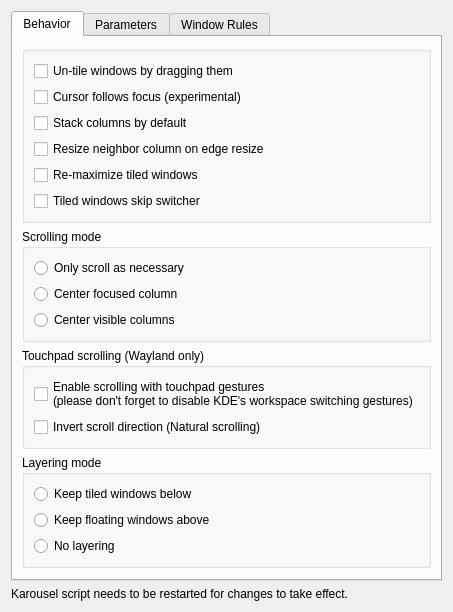
Qt form package/contents/ui/config.ui (peterfajdiga/karousel) before a commit.
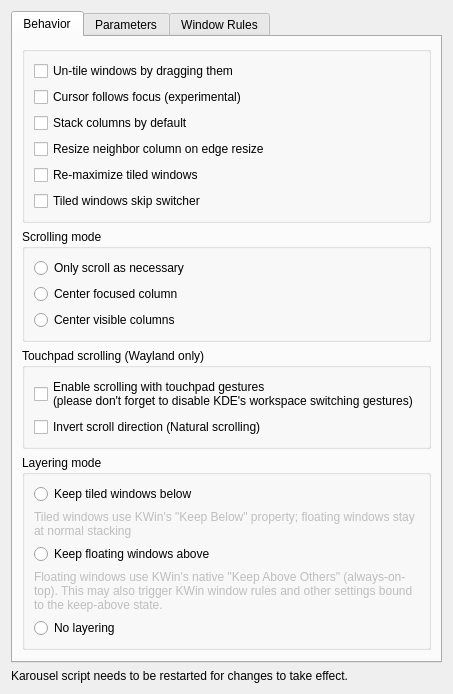
The same form after that commit.

Commit message: added tips for layering modes

```diff
--- a/package/contents/ui/config.ui
+++ b/package/contents/ui/config.ui
@@ -153,6 +153,23 @@
                                                 </property>
                                             </widget>
                                         </item>
+                                        <item>
+                                            <layout class="QHBoxLayout">
+                                                <item>
+                                                    <widget class="QLabel">
+                                                        <property name="text">
+                                                            <string>Tiled windows use KWin's "Keep Below" property; floating windows stay at normal stacking</string>
+                                                        </property>
+                                                        <property name="wordWrap">
+                                                            <bool>true</bool>
+                                                        </property>
+                                                        <property name="enabled">
+                                                            <bool>false</bool>
+                                                        </property>
+                                                    </widget>
+                                                </item>
+                                            </layout>
+                                        </item>
                                         <item>
                                             <widget class="QRadioButton" name="kcfg_floatingKeepAbove">
                                                 <property name="text">
@@ -160,6 +177,23 @@
                                                 </property>
                                             </widget>
                                         </item>
+                                        <item>
+                                            <layout class="QHBoxLayout">
+                                                <item>
+                                                    <widget class="QLabel">
+                                                        <property name="text">
+                                                            <string>Floating windows use KWin's native "Keep Above Others" (always-on-top). This may also trigger KWin window rules and other settings bound to the keep-above state.</string>
+                                                        </property>
+                                                        <property name="wordWrap">
+                                                            <bool>true</bool>
+                                                        </property>
+                                                        <property name="enabled">
+                                                            <bool>false</bool>
+                                                        </property>
+                                                    </widget>
+                                                </item>
+                                            </layout>
+                                        </item>
                                         <item>
                                             <widget class="QRadioButton" name="kcfg_noLayering">
                                                 <property name="text">
```
